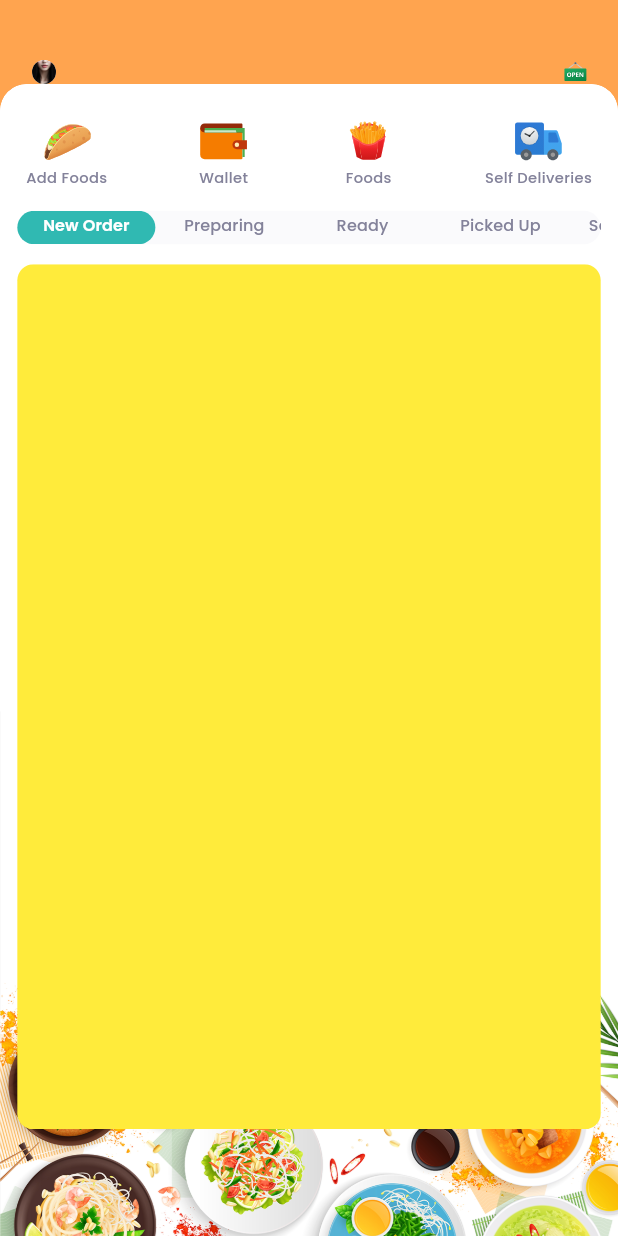
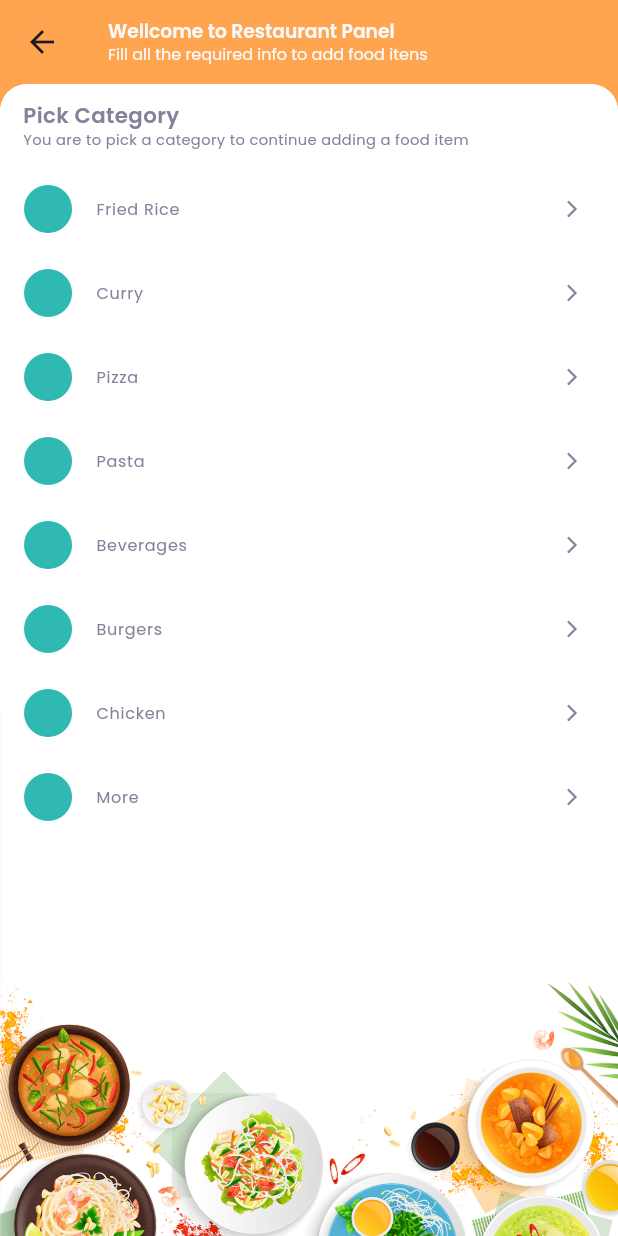
Before and after one commit to jonathanGontijo/restaurante, a Flutter app: the screen it shows after launch, after a tap on "Add Foods", on a phone screen of 412 x 824 dp. Run offline on Flutter 3.47's test engine with Material 3 defaults, Android fonts, the phone set to English and light mode, and no system bars; our stand-ins replace firebase_core, flutter_hooks, flutter_screenutil, flutter_svg, get, get_storage and 1 more; accounts and stored records are empty; project files that could hold a hidden picture were left out.

Commit message:
chose category widget

```diff
--- a/lib/constants/uidata.dart
+++ b/lib/constants/uidata.dart
@@ -7,7 +7,7 @@ List<dynamic> categories = [
         "https://d326fntlu7tb1e.cloudfront.net/uploads/4a4cd06e-94de-4478-8588-66eee01354d4-rice.png",
     "createdAt": "2023-10-24T16:12:23.571Z",
     "updatedAt": "2023-10-24T16:12:23.571Z",
-    "__v": 0
+    "__v": 0,
   },
   {
     "_id": "65310f3381e4d98d60b093c5",
@@ -15,7 +15,7 @@ List<dynamic> categories = [
     "value": "curry",
     "imageUrl":
         "https://d326fntlu7tb1e.cloudfront.net/uploads/ee2d952c-1d7d-48f7-81b3-cb967343eb6c-curry.png",
-    "__v": 0
+    "__v": 0,
   },
   {
     "_id": "6531206cbbe4998e90af3feb",
@@ -23,7 +23,7 @@ List<dynamic> categories = [
     "value": "pizza",
     "imageUrl":
         "https://d326fntlu7tb1e.cloudfront.net/uploads/466693e6-f999-42e0-8794-09325ece1b45-Pizza.png",
-    "__v": 0
+    "__v": 0,
   },
   {
     "_id": "6531209dbbe4998e90af3fef",
@@ -31,7 +31,7 @@ List<dynamic> categories = [
     "value": "pasta",
     "imageUrl":
         "https://d326fntlu7tb1e.cloudfront.net/uploads/6645cf41-bc89-4dd0-9f80-bba9487633b2-Spaghetti.png",
-    "__v": 0
+    "__v": 0,
   },
   {
     "_id": "653120babbe4998e90af3ff1",
@@ -39,7 +39,7 @@ List<dynamic> categories = [
     "value": "beverages",
     "imageUrl":
         "https://d326fntlu7tb1e.cloudfront.net/uploads/93c4b3df-9e55-4308-a834-9fe4ad67c0b3-bar.png",
-    "__v": 0
+    "__v": 0,
   },
   {
     "_id": "65312084bbe4998e90af3fed",
@@ -47,7 +47,7 @@ List<dynamic> categories = [
     "value": "burgers",
     "imageUrl":
         "https://d326fntlu7tb1e.cloudfront.net/uploads/3c94bc09-b8b9-4961-accb-f68b7e8121cc-Hamburger.png",
-    "__v": 0
+    "__v": 0,
   },
   {
     "_id": "65310efb81e4d98d60b093c3",
@@ -55,7 +55,7 @@ List<dynamic> categories = [
     "value": "chicken",
     "imageUrl":
         "https://d326fntlu7tb1e.cloudfront.net/uploads/139718b2-2832-40c5-8d7b-11fd9feb0aac-chicken.png",
-    "__v": 0
+    "__v": 0,
   },
   {
     "_id": "653120e1bbe4998e90af3ff3",
@@ -63,8 +63,8 @@ List<dynamic> categories = [
     "value": "more",
     "imageUrl":
         "https://d326fntlu7tb1e.cloudfront.net/uploads/08323562-a3c6-461d-95a3-b3817c99871b-more.png",
-    "__v": 0
-  }
+    "__v": 0,
+  },
 ];
 
 List<dynamic> restaurants = [
@@ -87,8 +87,8 @@ List<dynamic> restaurants = [
       "address": "698 Post St, San Francisco, CA 94109, United States",
       "title": "Lapisara Eatery",
       "latitudeDelta": 0.0122,
-      "longitudeDelta": 0.0221
-    }
+      "longitudeDelta": 0.0221,
+    },
   },
   {
     "_id": "6530ea6bc9e72013e5b6592d",
@@ -109,8 +109,8 @@ List<dynamic> restaurants = [
       "address": "333 O'Farrell St, San Francisco, CA 94102, United States",
       "title": "Burger King",
       "latitudeDelta": 0.0122,
-      "longitudeDelta": 0.0221
-    }
+      "longitudeDelta": 0.0221,
+    },
   },
   {
     "_id": "6530eb66c9e72013e5b65931",
@@ -131,8 +131,8 @@ List<dynamic> restaurants = [
       "address": "333 O'Farrell St, San Francisco, CA 94102, United States",
       "title": "La Foods",
       "latitudeDelta": 0.0122,
-      "longitudeDelta": 0.0221
-    }
+      "longitudeDelta": 0.0221,
+    },
   },
   {
     "_id": "6530eb23c9e72013e5b6592f",
@@ -153,9 +153,9 @@ List<dynamic> restaurants = [
       "address": "333 O'Farrell St, San Francisco, CA 94102, United States",
       "title": "Italian Restaurant",
       "latitudeDelta": 0.0122,
-      "longitudeDelta": 0.0221
-    }
-  }
+      "longitudeDelta": 0.0221,
+    },
+  },
 ];
 
 List<Map<String, dynamic>> foods = [
@@ -177,13 +177,13 @@ List<Map<String, dynamic>> foods = [
       {"id": 2, "title": "Coffee", "price": "1.50"},
       {"id": 3, "title": "Mascarpone Cheese", "price": "2.50"},
       {"id": 4, "title": "Cocoa", "price": "0.50"},
-      {"id": 5, "title": "Sugar", "price": "0.50"}
+      {"id": 5, "title": "Sugar", "price": "0.50"},
     ],
     "imageUrl":
         "https://d326fntlu7tb1e.cloudfront.net/uploads/5c2a9ca8-eb07-400b-b8a6-2acfab2a9ee2-image001.webp",
     "__v": 0,
     "category": "6531209dbbe4998e90af3fef",
-    "time": "35 min"
+    "time": "35 min",
   },
   {
     "_id": "653168e9f94c6496dc84f3bf",
@@ -203,13 +203,13 @@ List<Map<String, dynamic>> foods = [
       {"id": 2, "title": "Pancetta", "price": "3.00"},
       {"id": 3, "title": "Parmesan Cheese", "price": "2.00"},
       {"id": 4, "title": "Black Pepper", "price": "0.50"},
-      {"id": 5, "title": "Pasta", "price": "3.00"}
+      {"id": 5, "title": "Pasta", "price": "3.00"},
     ],
     "imageUrl":
         "https://d326fntlu7tb1e.cloudfront.net/uploads/5c2a9ca8-eb07-400b-b8a6-2acfab2a9ee2-image001.webp",
     "__v": 2,
     "category": "6531209dbbe4998e90af3fef",
-    "time": "20 min"
+    "time": "20 min",
   },
   {
     "_id": "653169a9f94c6496dc84f3c3",
@@ -229,13 +229,13 @@ List<Map<String, dynamic>> foods = [
       {"id": 2, "title": "Walnuts", "price": "2.00"},
       {"id": 3, "title": "Quinoa", "price": "1.50"},
       {"id": 4, "title": "Cherry Tomatoes", "price": "1.00"},
-      {"id": 5, "title": "Vinaigrette", "price": "0.50"}
+      {"id": 5, "title": "Vinaigrette", "price": "0.50"},
     ],
     "imageUrl":
         "https://d326fntlu7tb1e.cloudfront.net/uploads/5c2a9ca8-eb07-400b-b8a6-2acfab2a9ee2-image001.webp",
     "__v": 0,
     "category": "6531209dbbe4998e90af3fef",
-    "time": "55 min"
+    "time": "55 min",
   },
   {
     "_id": "65316771f94c6496dc84f3bd",
@@ -253,13 +253,13 @@ List<Map<String, dynamic>> foods = [
     "additives": [
       {"id": 1, "title": "Cheese", "price": "2.00"},
       {"id": 2, "title": "Pepperoni", "price": "2.50"},
-      {"id": 3, "title": "Ketch up", "price": "0.50"}
+      {"id": 3, "title": "Ketch up", "price": "0.50"},
     ],
     "imageUrl":
         "https://d326fntlu7tb1e.cloudfront.net/uploads/5c2a9ca8-eb07-400b-b8a6-2acfab2a9ee2-image001.webp",
     "__v": 0,
     "category": "6531209dbbe4998e90af3fef",
-    "time": "30 min"
+    "time": "30 min",
   },
   {
     "_id": "65316a01f94c6496dc84f3c7",
@@ -279,13 +279,13 @@ List<Map<String, dynamic>> foods = [
       {"id": 2, "title": "Pineapple", "price": "1.50"},
       {"id": 3, "title": "Banana", "price": "1.00"},
       {"id": 4, "title": "Coconut Milk", "price": "1.50"},
-      {"id": 5, "title": "Ice", "price": "0.50"}
+      {"id": 5, "title": "Ice", "price": "0.50"},
     ],
     "imageUrl":
         "https://d326fntlu7tb1e.cloudfront.net/uploads/5c2a9ca8-eb07-400b-b8a6-2acfab2a9ee2-image001.webp",
     "__v": 0,
     "category": "6531209dbbe4998e90af3fef",
-    "time": "25 min"
+    "time": "25 min",
   },
   {
     "_id": "653169d8f94c6496dc84f3c5",
@@ -296,7 +296,7 @@ List<Map<String, dynamic>> foods = [
       "Dinner",
       "Grill",
       "Non-Vegetarian",
-      "Barbecue"
+      "Barbecue",
     ],
     "code": "41007428",
     "isAvailable": true,
@@ -311,14 +311,14 @@ List<Map<String, dynamic>> foods = [
       {"id": 2, "title": "Beef", "price": "4.00"},
       {"id": 3, "title": "Lamb", "price": "4.00"},
       {"id": 4, "title": "Pork", "price": "3.50"},
-      {"id": 5, "title": "Barbecue Sauce", "price": "1.00"}
+      {"id": 5, "title": "Barbecue Sauce", "price": "1.00"},
     ],
     "imageUrl":
         "https://d326fntlu7tb1e.cloudfront.net/uploads/5c2a9ca8-eb07-400b-b8a6-2acfab2a9ee2-image001.webp",
     "__v": 0,
     "category": "6531209dbbe4998e90af3fef",
-    "time": "45 min"
-  }
+    "time": "45 min",
+  },
 ];
 
 const cart = [
@@ -333,15 +333,15 @@ const cart = [
       "ratingCount": "150",
       "imageUrl": [
         "https://d326fntlu7tb1e.cloudfront.net/uploads/5c2a9ca8-eb07-400b-b8a6-2acfab2a9ee2-image001.webp",
-        "https://d326fntlu7tb1e.cloudfront.net/uploads/5c2a9ca8-eb07-400b-b8a6-2acfab2a9ee2-image001.webp"
-      ]
+        "https://d326fntlu7tb1e.cloudfront.net/uploads/5c2a9ca8-eb07-400b-b8a6-2acfab2a9ee2-image001.webp",
+      ],
     },
     "additives": ["Extra Cheese", "Mushrooms"],
     "instructions": "",
     "totalPrice": 25.98,
     "quantity": 2,
-    "__v": 0
-  }
+    "__v": 0,
+  },
 ];
 
 const profile = {
@@ -353,33 +353,13 @@ const profile = {
   "userType": "Vendor",
   "profile":
       "https://d326fntlu7tb1e.cloudfront.net/uploads/bdec9d7d-0544-4fc4-823d-3b898f6dbbbf-vinci_03.jpeg",
-  "updatedAt": "2023-10-24T11:02:28.215Z"
+  "updatedAt": "2023-10-24T11:02:28.215Z",
 };
 
 const choicesList = [
-  {
-    "id": 1,
-    "name": "Pick Up",
-    "value": "pickup",
-  },
-  {
-    "id": 2,
-    "name": "4 Star",
-    "value": "4star",
-  },
-  {
-    "id": 3,
-    "name": "3 Star",
-    "value": "3star",
-  },
-  {
-    "id": 4,
-    "name": "Under 30 min",
-    "value": "under30",
-  },
-  {
-    "id": 5,
-    "name": "Recommended",
-    "value": "recommended",
-  },
+  {"id": 1, "name": "Pick Up", "value": "pickup"},
+  {"id": 2, "name": "4 Star", "value": "4star"},
+  {"id": 3, "name": "3 Star", "value": "3star"},
+  {"id": 4, "name": "Under 30 min", "value": "under30"},
+  {"id": 5, "name": "Recommended", "value": "recommended"},
 ];
--- /dev/null
+++ b/lib/views/add_foods/add_foods.dart
@@ -0,0 +1,68 @@
+import 'package:flutter/material.dart';
+import 'package:restaurante/common/app_style.dart';
+import 'package:restaurante/common/background_container.dart';
+import 'package:restaurante/common/reusable_text.dart';
+import 'package:restaurante/constants/constants.dart';
+import 'package:restaurante/views/add_foods/widgets/all_categories.dart';
+
+class AddFoods extends StatefulWidget {
+  const AddFoods({super.key});
+
+  @override
+  State<AddFoods> createState() => _AddFoodsState();
+}
+
+class _AddFoodsState extends State<AddFoods> {
+  final PageController _pageController = PageController();
+  // int _currentPage = 0;
+
+  @override
+  Widget build(BuildContext context) {
+    return Scaffold(
+      backgroundColor: kSecondary,
+      appBar: AppBar(
+        centerTitle: false,
+        backgroundColor: kSecondary,
+        title: Column(
+          mainAxisAlignment: MainAxisAlignment.start,
+          crossAxisAlignment: CrossAxisAlignment.start,
+          children: [
+            ReusableText(
+              text: 'Wellcome to Restaurant Panel',
+              style: appStyle(14, kLightWhite, FontWeight.w600),
+            ),
+            ReusableText(
+              text: 'Fill all the required info to add food itens',
+              style: appStyle(12, kLightWhite, FontWeight.normal),
+            ),
+          ],
+        ),
+      ),
+      body: BackGroundContainer(
+        child: ListView(
+          children: [
+            SizedBox(
+              height: height,
+              width: width,
+              child: PageView(
+                controller: _pageController,
+                physics: NeverScrollableScrollPhysics(),
+                pageSnapping: false,
+                children: [
+                  ChooseCategory(
+                    next: () {
+                      _pageController.nextPage(
+                        duration: const Duration(milliseconds: 500),
+                        curve: Curves.easeIn,
+                      );
+                    },
+                  ),
+                ],
+              ),
+            ),
+          ],
+        ),
+      ),
+    );
+  }
+}
--- /dev/null
+++ b/lib/views/add_foods/widgets/all_categories.dart
@@ -0,0 +1,67 @@
+import 'package:flutter/material.dart';
+import 'package:flutter_hooks/flutter_hooks.dart';
+import 'package:flutter_screenutil/flutter_screenutil.dart';
+import 'package:restaurante/common/app_style.dart';
+import 'package:restaurante/common/reusable_text.dart';
+import 'package:restaurante/constants/constants.dart';
+import 'package:restaurante/constants/uidata.dart';
+
+class ChooseCategory extends HookWidget {
+  const ChooseCategory({required this.next, super.key});
+  final Function() next;
+
+  @override
+  Widget build(BuildContext context) {
+    return Container(
+      height: height,
+      child: ListView(
+        children: [
+          Padding(
+            padding: EdgeInsets.only(left: 16.w, top: 12.h, bottom: 12.h),
+            child: Column(
+              crossAxisAlignment: CrossAxisAlignment.start,
+              children: [
+                ReusableText(
+                  text: "Pick Category",
+                  style: appStyle(16, kGray, FontWeight.w600),
+                ),
+                ReusableText(
+                  text:
+                      "You are to pick a category to continue adding a food item",
+                  style: appStyle(11, kGray, FontWeight.normal),
+                ),
+              ],
+            ),
+          ),
+          SizedBox(
+            height: height,
+            child: ListView.builder(
+              itemCount: categories.length,
+              itemBuilder: (context, i) {
+                final category = categories[i];
+                return ListTile(
+                  onTap: () {
+                    next();
+                  },
+                  leading: CircleAvatar(
+                    radius: 18.r,
+                    backgroundColor: kPrimary,
+                  ),
+                  title: ReusableText(
+                    text: category['title'],
+                    style: appStyle(12, kGray, FontWeight.normal),
+                  ),
+                  trailing: Icon(
+                    Icons.arrow_forward_ios,
+                    color: kGray,
+                    size: 15.sp,
+                  ),
+                );
+              },
+            ),
+          ),
+        ],
+      ),
+    );
+  }
+}
--- a/lib/views/home/widgets/home_tiles.dart
+++ b/lib/views/home/widgets/home_tiles.dart
@@ -3,6 +3,7 @@ import 'package:flutter_screenutil/flutter_screenutil.dart';
 import 'package:get/get.dart';
 import 'package:restaurante/common/home_tile.dart';
 import 'package:restaurante/constants/constants.dart';
+import 'package:restaurante/views/add_foods/add_foods.dart';
 import 'package:restaurante/views/food/food_list.dart';
 
 class HomeTiles extends StatelessWidget {
@@ -26,7 +27,13 @@ class HomeTiles extends StatelessWidget {
             HomeTile(
               text: "Add Foods",
               iconPath: "assets/icons/taco.svg",
-              onTap: () {},
+              onTap: () {
+                Get.to(
+                  () => const AddFoods(),
+                  transition: Transition.fadeIn,
+                  duration: const Duration(milliseconds: 900),
+                );
+              },
             ),
             HomeTile(
               text: "Wallet",
@@ -37,10 +44,11 @@ class HomeTiles extends StatelessWidget {
               text: "Foods",
               iconPath: "assets/icons/french_fries.svg",
               onTap: () {
-                Get.to(() => const FoodList(),
-                transition: Transition.fadeIn,
-                duration: const Duration(milliseconds: 900),
-                 );
+                Get.to(
+                  () => const FoodList(),
+                  transition: Transition.fadeIn,
+                  duration: const Duration(milliseconds: 900),
+                );
               },
             ),
             HomeTile(
--- a/pubspec.yaml
+++ b/pubspec.yaml
@@ -38,6 +38,7 @@ dependencies:
   flutter_vector_icons: ^2.0.0
   cached_network_image: ^3.3.0
   flutter_svg: ^2.0.9
+  flutter_hooks: ^0.20.3
   firebase_auth: ^4.6.3
   firebase_core: ^2.13.0
   google_fonts: ^6.1.0
```
Also changed, not shown: pubspec.lock.
